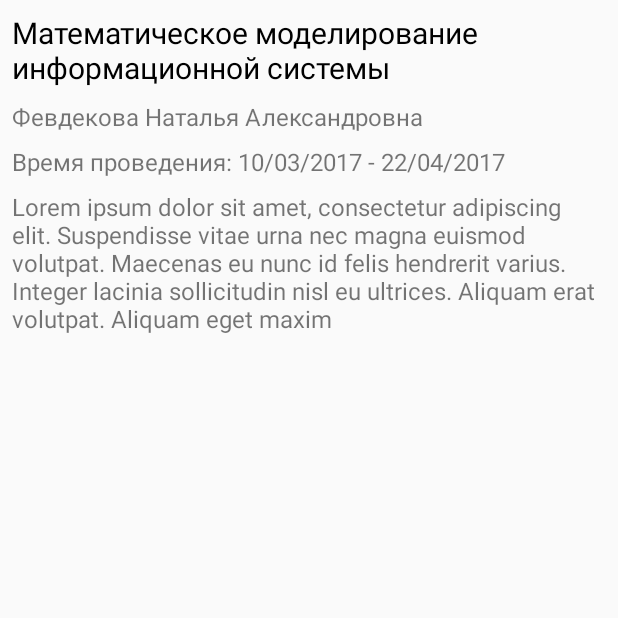
After one commit to Noonight/Schedule, an Android app: the fragment CourseSingleFragment shown on its own in the app's theme, on a phone screen of 412 x 824 dp, the top half of it. The commit adds this screen. Run offline under Robolectric (Android 15) with nearby library versions, the phone set to English and light mode, and no system bars; 4 statements that could not run were skipped.

Commit message:
Simgle Course Fragment

```diff
--- a/app/src/main/java/com/noonight/pc/schedule/LoadService.kt
+++ b/app/src/main/java/com/noonight/pc/schedule/LoadService.kt
@@ -3,16 +3,13 @@ package com.noonight.pc.schedule
 import android.app.Service
 import android.content.Intent
 import android.os.IBinder
-import android.widget.Toast
 import com.noonight.pc.schedule.api.*
 import com.noonight.pc.schedule.localDB.*
-import com.noonight.pc.schedule.loger.Log
+import com.noonight.pc.schedule.extensions.loger.Log
 import com.orm.SugarRecord
 import retrofit2.Call
 import retrofit2.Callback
 import retrofit2.Response
-import java.util.*
-import java.util.concurrent.TimeUnit
 
 class LoadService(private val api: RestApi = RestApi()) : Service() {
 
--- a/app/src/main/java/com/noonight/pc/schedule/MainActivity.kt
+++ b/app/src/main/java/com/noonight/pc/schedule/MainActivity.kt
@@ -1,14 +1,14 @@
 package com.noonight.pc.schedule
 
+import android.app.Activity
+import android.content.Context
 import android.content.Intent
 import android.content.res.Configuration
 import android.support.v7.app.AppCompatActivity
 import android.os.Bundle
-import android.os.PersistableBundle
 import android.support.design.widget.NavigationView
 import android.support.v4.app.Fragment
 import android.support.v4.app.FragmentManager
-import android.support.v4.view.GravityCompat
 import android.support.v7.app.ActionBarDrawerToggle
 import android.view.MenuItem
 import android.view.View
@@ -16,15 +16,11 @@ import android.widget.TextView
 import android.widget.Toast
 import com.noonight.pc.schedule.courses.CoursesFragment
 import com.noonight.pc.schedule.localDB.DBManager
-import com.noonight.pc.schedule.localDB.Users_TypeLocal
 //import android.widget.Toolbar
-import com.noonight.pc.schedule.loger.Log
+import com.noonight.pc.schedule.extensions.loger.Log
 import com.noonight.pc.schedule.schedules.ScheduleFragment
 import kotlinx.android.synthetic.main.activity_main.*
-import kotlinx.android.synthetic.main.nav_header.*
-import kotlinx.android.synthetic.main.nav_header.view.*
 import kotlinx.android.synthetic.main.toolbar.*
-import java.util.concurrent.TimeUnit
 
 
 class MainActivity : AppCompatActivity() {
@@ -32,10 +28,13 @@ class MainActivity : AppCompatActivity() {
     var prevTitle: CharSequence? = null
     private var drawerToggle: ActionBarDrawerToggle? = null
 
+    companion object {
+        val context: Activity? = null
+    }
+
     override fun onCreate(savedInstanceState: Bundle?) {
         super.onCreate(savedInstanceState)
         setContentView(R.layout.activity_main)
-
         addToolbar()
         changeFragment(ScheduleFragment())
     }
@@ -118,7 +117,7 @@ class MainActivity : AppCompatActivity() {
         }
     }
 
-    private fun toast(s: String) {
+    fun toast(s: String) {
         Toast.makeText(this, s, Toast.LENGTH_SHORT).show()
     }
 
@@ -130,11 +129,9 @@ class MainActivity : AppCompatActivity() {
         return super.onOptionsItemSelected(item)
     }
 
-    inline fun consume(function: () -> Unit): Boolean {
-        function()
-        return true
-    }
+
     var prevFragment: Fragment? = null
+
     fun changeFragment(fragment: Fragment, cleanStack: Boolean = false) {
         Log.l()
         val fragmentTransaction = supportFragmentManager.beginTransaction()
--- a/app/src/main/java/com/noonight/pc/schedule/courses/CoursesFragment.kt
+++ b/app/src/main/java/com/noonight/pc/schedule/courses/CoursesFragment.kt
@@ -3,7 +3,9 @@ package com.noonight.pc.schedule.courses
 import android.os.Bundle
 import android.support.v4.app.Fragment
 import android.support.v7.widget.LinearLayoutManager
+import android.support.v7.widget.RecyclerView
 import android.view.LayoutInflater
+import android.view.MotionEvent
 import android.view.View
 import android.view.ViewGroup
 import com.noonight.pc.schedule.FragmentTagNameInterface
@@ -11,7 +13,10 @@ import com.noonight.pc.schedule.FragmentTitleInterface
 
 import com.noonight.pc.schedule.R
 import com.noonight.pc.schedule.courses.adapter.CourseAdapter
+import com.noonight.pc.schedule.extensions.consume
 import com.noonight.pc.schedule.extensions.inflate
+import com.noonight.pc.schedule.extensions.loger.Log
+import com.noonight.pc.schedule.extensions.toast
 import com.noonight.pc.schedule.localDB.DBManager
 import kotlinx.android.synthetic.main.courses_fragment.*
 
@@ -25,15 +30,22 @@ class CoursesFragment : Fragment(), FragmentTitleInterface, FragmentTagNameInter
     override fun onActivityCreated(savedInstanceState: Bundle?) {
         super.onActivityCreated(savedInstanceState)
 
+        initList()
+
+        initAdapter()
+
+        addData()
+    }
+
+    fun initList() {
         courses_list.apply {
             setHasFixedSize(true)
             val linearLayout = LinearLayoutManager(context)
             layoutManager = linearLayout
+            /*setOnTouchListener { view, motionEvent -> consume { Log.d("${getChildAdapterPosition(focusedChild)}") }  }
+            setOnClickListener { Log.d("${getChildAdapterPosition(focusedChild)}") }*/
         }
 
-        initAdapter()
-
-        addData()
     }
 
     private fun initAdapter() {
--- a/app/src/main/java/com/noonight/pc/schedule/courses/adapter/CourseAdapter.kt
+++ b/app/src/main/java/com/noonight/pc/schedule/courses/adapter/CourseAdapter.kt
@@ -3,7 +3,7 @@ package com.noonight.pc.schedule.courses.adapter
 import android.support.v7.widget.RecyclerView
 import android.view.ViewGroup
 import com.noonight.pc.schedule.localDB.CoursesLocal
-import com.noonight.pc.schedule.loger.Log
+import com.noonight.pc.schedule.extensions.loger.Log
 
 
 class CourseAdapter : RecyclerView.Adapter<RecyclerView.ViewHolder>() {
--- a/app/src/main/java/com/noonight/pc/schedule/courses/adapter/CourseDelegateAdapter.kt
+++ b/app/src/main/java/com/noonight/pc/schedule/courses/adapter/CourseDelegateAdapter.kt
@@ -1,9 +1,14 @@
 package com.noonight.pc.schedule.courses.adapter
 
 import android.support.v7.widget.RecyclerView
+import android.view.View
 import android.view.ViewGroup
+import android.widget.Toast
+import com.noonight.pc.schedule.MainActivity
 import com.noonight.pc.schedule.R
 import com.noonight.pc.schedule.extensions.inflate
+import com.noonight.pc.schedule.extensions.loger.Log
+import com.noonight.pc.schedule.extensions.toast
 import com.noonight.pc.schedule.localDB.CoursesLocal
 import kotlinx.android.synthetic.main.courses_fragment.*
 import kotlinx.android.synthetic.main.courses_item.view.*
@@ -15,12 +20,21 @@ class CourseDelegateAdapter : CourseDelegateAdapterInterface {
     override fun onBindViewHolder(holder: RecyclerView.ViewHolder, item: CoursesLocal) {
         holder as TurnsViewHolder
         holder.bind(item as CoursesLocal)
+        //holder.itemView.setOnClickListener { Log.d("${item.id}") }
     }
 
     class TurnsViewHolder(parent: ViewGroup) : RecyclerView.ViewHolder(
             parent.inflate(R.layout.courses_item)
-    ) {
+    ), View.OnClickListener {
+        // dont working
+        override fun onClick(p0: View) {
+            //if (p0.click)
+            val position: Int = adapterPosition
+            Log.d("$position")
+        }
+
         fun bind(item: CoursesLocal) = with(itemView) {
+            itemView.setOnClickListener { Log.d("$adapterPosition") } // dont working
             tvCourseItemTitle.text = item.title
             tvCourseItemDescription.text = item.description
             tvCourseItemTeacher.text = item.user_lecturer?.name
--- /dev/null
+++ b/app/src/main/java/com/noonight/pc/schedule/courses/single_course/CourseSingleFragment.kt
@@ -0,0 +1,35 @@
+package com.noonight.pc.schedule.courses.single_course
+
+import android.os.Bundle
+import android.support.v4.app.Fragment
+import android.view.LayoutInflater
+import android.view.View
+import android.view.ViewGroup
+import com.noonight.pc.schedule.FragmentTagNameInterface
+import com.noonight.pc.schedule.FragmentTitleInterface
+import com.noonight.pc.schedule.R
+import com.noonight.pc.schedule.extensions.inflate
+import kotlinx.android.synthetic.main.course_single_fragment.*
+
+
+class CourseSingleFragment : Fragment(), FragmentTitleInterface, FragmentTagNameInterface {
+
+    override fun onCreateView(inflater: LayoutInflater, container: ViewGroup?, savedInstanceState: Bundle?): View? {
+        return container?.inflate(R.layout.course_single_fragment)
+    }
+
+    override fun onActivityCreated(savedInstanceState: Bundle?) {
+        super.onActivityCreated(savedInstanceState)
+        bind()
+    }
+
+    fun bind() {
+        tvCourseSingleTitle.text = arguments.getString("title", "")
+        tvCourseSingleLecturer.text = arguments.getString("lecturer", "")
+        tvCourseSingleDate.text = arguments.getString("date", "")
+        tvCourseSingleDescription.text = arguments.getString("description", "")
+    }
+
+    override fun getTitle(): String = "Авторизация"
+    override fun getTagName(): String = "Авторизация"
+}
--- a/app/src/main/java/com/noonight/pc/schedule/extensions/Extensions.kt
+++ b/app/src/main/java/com/noonight/pc/schedule/extensions/Extensions.kt
@@ -1,16 +1,29 @@
 package com.noonight.pc.schedule.extensions
 
+import android.app.Application
 import android.os.Parcel
 import android.os.Parcelable
 import android.view.LayoutInflater
 import android.view.View
 import android.view.ViewGroup
+import android.widget.Toast
+import com.noonight.pc.schedule.MainActivity
 
 /**
  * Created by PC on 9/17/2017.
  */
 fun ViewGroup.inflate(layoutId: Int, attachToRoot: Boolean = false): View {
     return LayoutInflater.from(context).inflate(layoutId, this, attachToRoot)
+}
+
+fun toast(str: String) {
+    //Toast.makeText(MainActivity.context, str, Toast.LENGTH_SHORT).show()
+
+}
+
+inline fun consume(function: () -> Unit): Boolean {
+    function()
+    return true
 }
 
 inline fun <reified T : Parcelable> createParcel(
--- a/app/src/main/java/com/noonight/pc/schedule/loger/Log.java
+++ b/app/src/main/java/com/noonight/pc/schedule/extensions/loger/Log.java
@@ -1,8 +1,6 @@
-package com.noonight.pc.schedule.loger;
+package com.noonight.pc.schedule.extensions.loger;
 
 import android.text.TextUtils;
-
-import static android.content.ContentValues.TAG;
 
 /**
  * Created by PC on 9/17/2017.
--- a/app/src/main/java/com/noonight/pc/schedule/localDB/DBManager.kt
+++ b/app/src/main/java/com/noonight/pc/schedule/localDB/DBManager.kt
@@ -1,9 +1,8 @@
 package com.noonight.pc.schedule.localDB
 
 import com.noonight.pc.schedule.api.*
-import com.noonight.pc.schedule.loger.Log
+import com.noonight.pc.schedule.extensions.loger.Log
 import com.orm.SugarRecord
-import java.util.*
 
 
 class DBManager {
--- a/app/src/main/java/com/noonight/pc/schedule/schedules/ScheduleFragment.kt
+++ b/app/src/main/java/com/noonight/pc/schedule/schedules/ScheduleFragment.kt
@@ -28,11 +28,7 @@ class ScheduleFragment : Fragment(), FragmentTitleInterface, FragmentTagNameInte
     override fun onActivityCreated(savedInstanceState: Bundle?) {
         super.onActivityCreated(savedInstanceState)
 
-        lessons_list.apply {
-            setHasFixedSize(true)
-            val linearLayout = LinearLayoutManager(context)
-            layoutManager = linearLayout
-        }
+        lessonsApply()
 
         initAdapter()
 
@@ -40,9 +36,21 @@ class ScheduleFragment : Fragment(), FragmentTitleInterface, FragmentTagNameInte
     }
 
     fun reloadData() {
+        lessonsApply()
+
         initAdapter()
+
         addData()
     }
+
+    fun lessonsApply() {
+        lessons_list.apply {
+            setHasFixedSize(true)
+            val linearLayout = LinearLayoutManager(context)
+            layoutManager = linearLayout
+        }
+    }
+
     //TODO its bad need paralel lib -> rx2 and use up code!!! Через Сервис и Thread
     fun addData() {
         (lessons_list.adapter as LessonAdapter).addLessonsLocal(DBManager().getLessonsLocal())
--- a/app/src/main/java/com/noonight/pc/schedule/schedules/ScheduleManager.kt
+++ b/app/src/main/java/com/noonight/pc/schedule/schedules/ScheduleManager.kt
@@ -4,7 +4,7 @@ package com.noonight.pc.schedule.schedules
 import android.os.AsyncTask
 import com.noonight.pc.schedule.api.Lessons
 import com.noonight.pc.schedule.api.RestApi
-import com.noonight.pc.schedule.loger.Log
+import com.noonight.pc.schedule.extensions.loger.Log
 import retrofit2.Call
 import retrofit2.Callback
 import retrofit2.Response
--- a/app/src/main/java/com/noonight/pc/schedule/schedules/ScheduleManagerJava.kt
+++ b/app/src/main/java/com/noonight/pc/schedule/schedules/ScheduleManagerJava.kt
@@ -2,7 +2,7 @@ package com.noonight.pc.schedule.schedules
 
 import com.noonight.pc.schedule.api.Lessons
 import com.noonight.pc.schedule.api.RestApi
-import com.noonight.pc.schedule.loger.Log
+import com.noonight.pc.schedule.extensions.loger.Log
 
 import java.util.ArrayList
 
--- a/app/src/main/java/com/noonight/pc/schedule/schedules/adapter/LessonAdapter.kt
+++ b/app/src/main/java/com/noonight/pc/schedule/schedules/adapter/LessonAdapter.kt
@@ -4,7 +4,7 @@ import android.support.v7.widget.RecyclerView
 import android.view.ViewGroup
 import com.noonight.pc.schedule.api.Lessons
 import com.noonight.pc.schedule.localDB.LessonsLocal
-import com.noonight.pc.schedule.loger.Log
+import com.noonight.pc.schedule.extensions.loger.Log
 
 class LessonAdapter : RecyclerView.Adapter<RecyclerView.ViewHolder>() {
 
--- /dev/null
+++ b/app/src/main/res/layout/course_single_fragment.xml
@@ -0,0 +1,68 @@
+<?xml version="1.0" encoding="utf-8"?>
+<LinearLayout xmlns:android="http://schemas.android.com/apk/res/android"
+    xmlns:app="http://schemas.android.com/apk/res-auto"
+    xmlns:tools="http://schemas.android.com/tools"
+    android:orientation="vertical" android:layout_width="match_parent"
+    android:layout_height="match_parent">
+
+    <android.support.constraint.ConstraintLayout
+        android:layout_width="match_parent"
+        android:layout_height="match_parent">
+
+        <TextView
+            android:id="@+id/tvCourseSingleTitle"
+            android:layout_width="match_parent"
+            android:layout_height="wrap_content"
+            android:layout_marginLeft="8dp"
+            android:layout_marginRight="8dp"
+            android:layout_marginTop="8dp"
+            android:text="Математическое моделирование информационной системы"
+            android:textAlignment="viewStart"
+            android:textColor="@android:color/black"
+            android:textSize="20sp"
+            app:layout_constraintLeft_toLeftOf="parent"
+            app:layout_constraintRight_toRightOf="parent"
+            app:layout_constraintTop_toTopOf="parent" />
+
+        <TextView
+            android:id="@+id/tvCourseSingleDescription"
+            android:layout_width="match_parent"
+            android:layout_height="wrap_content"
+            android:layout_marginLeft="8dp"
+            android:layout_marginRight="8dp"
+            android:layout_marginTop="8dp"
+            android:text="Lorem ipsum dolor sit amet, consectetur adipiscing elit. Suspendisse vitae urna nec magna euismod volutpat. Maecenas eu nunc id felis hendrerit varius. Integer lacinia sollicitudin nisl eu ultrices. Aliquam erat volutpat. Aliquam eget maxim"
+            android:textSize="16sp"
+            app:layout_constraintHorizontal_bias="0.0"
+            app:layout_constraintLeft_toLeftOf="parent"
+            app:layout_constraintRight_toRightOf="parent"
+            app:layout_constraintTop_toBottomOf="@+id/tvCourseSingleDate" />
+
+        <TextView
+            android:id="@+id/tvCourseSingleLecturer"
+            android:layout_width="match_parent"
+            android:layout_height="wrap_content"
+            android:layout_marginLeft="8dp"
+            android:layout_marginRight="8dp"
+            android:layout_marginTop="8dp"
+            android:text="Февдекова Наталья Александровна"
+            android:textAlignment="viewStart"
+            android:textSize="16sp"
+            app:layout_constraintLeft_toLeftOf="parent"
+            app:layout_constraintRight_toRightOf="parent"
+            app:layout_constraintTop_toBottomOf="@+id/tvCourseSingleTitle" />
+
+        <TextView
+            android:id="@+id/tvCourseSingleDate"
+            android:layout_width="match_parent"
+            android:layout_height="wrap_content"
+            android:layout_marginLeft="8dp"
+            android:layout_marginRight="8dp"
+            android:layout_marginTop="8dp"
+            android:text="Время проведения: 10/03/2017 - 22/04/2017"
+            android:textSize="16sp"
+            app:layout_constraintLeft_toLeftOf="parent"
+            app:layout_constraintRight_toRightOf="parent"
+            app:layout_constraintTop_toBottomOf="@+id/tvCourseSingleLecturer" />
+    </android.support.constraint.ConstraintLayout>
+</LinearLayout>
```
